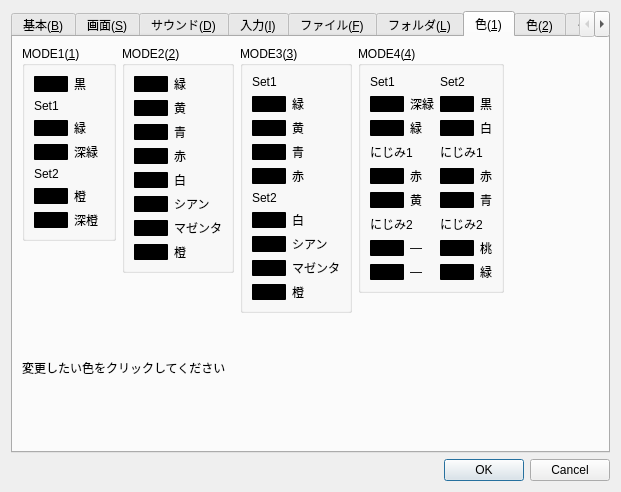
Old version of the form src/Qt/configdialog.ui in the repository eighttails/PC6001VX.
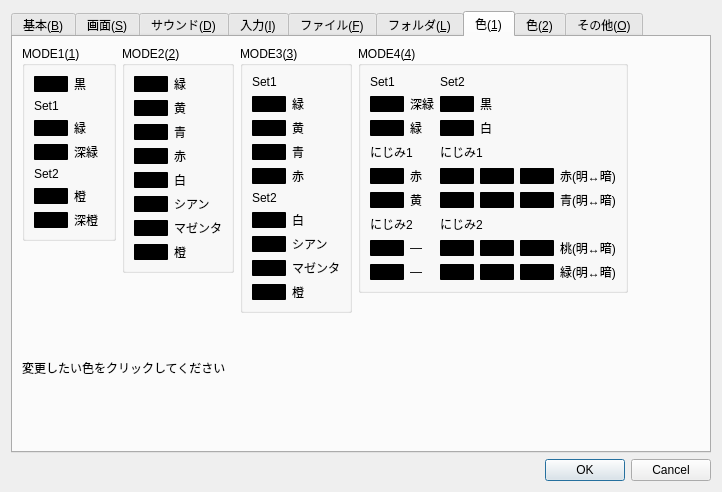
New version of the form. The open tabs and pages were chosen to show the change. Custom widgets are drawn as their Qt base class.

Commit message: 色にじみ設定UIを追加

Patch:
```diff
--- a/src/Qt/configdialog.ui
+++ b/src/Qt/configdialog.ui
@@ -6,7 +6,7 @@
    <rect>
     <x>0</x>
     <y>0</y>
-    <width>621</width>
+    <width>722</width>
     <height>492</height>
    </rect>
   </property>
@@ -1867,13 +1867,6 @@
                 </property>
                </widget>
               </item>
-              <item row="0" column="2" colspan="2">
-               <widget class="QLabel" name="label_63">
-                <property name="text">
-                 <string>Set2</string>
-                </property>
-               </widget>
-              </item>
               <item row="1" column="0">
                <widget class="ColorButton" name="pushButtonColor37">
                 <property name="sizePolicy">
@@ -1920,52 +1913,6 @@
                 </property>
                </widget>
               </item>
-              <item row="1" column="2">
-               <widget class="ColorButton" name="pushButtonColor39">
-                <property name="sizePolicy">
-                 <sizepolicy hsizetype="Fixed" vsizetype="Fixed">
-                  <horstretch>0</horstretch>
-                  <verstretch>0</verstretch>
-                 </sizepolicy>
-                </property>
-                <property name="styleSheet">
-                 <string notr="true">background-color: rgb(0,0,0);
-border-style:solid;
-border-color: rgb(0, 0, 0);
-border-width: 1px;
-border-radius: 1;</string>
-                </property>
-                <property name="text">
-                 <string/>
-                </property>
-                <property name="flat">
-                 <bool>true</bool>
-                </property>
-               </widget>
-              </item>
-              <item row="2" column="2">
-               <widget class="ColorButton" name="pushButtonColor40">
-                <property name="sizePolicy">
-                 <sizepolicy hsizetype="Fixed" vsizetype="Fixed">
-                  <horstretch>0</horstretch>
-                  <verstretch>0</verstretch>
-                 </sizepolicy>
-                </property>
-                <property name="styleSheet">
-                 <string notr="true">background-color: rgb(0,0,0);
-border-style:solid;
-border-color: rgb(0, 0, 0);
-border-width: 1px;
-border-radius: 1;</string>
-                </property>
-                <property name="text">
-                 <string/>
-                </property>
-                <property name="flat">
-                 <bool>true</bool>
-                </property>
-               </widget>
-              </item>
               <item row="1" column="1">
                <widget class="QLabel" name="label_64">
                 <property name="text">
@@ -1980,20 +1927,6 @@
                 </property>
                </widget>
               </item>
-              <item row="1" column="3">
-               <widget class="QLabel" name="label_66">
-                <property name="text">
-                 <string>黒</string>
-                </property>
-               </widget>
-              </item>
-              <item row="2" column="3">
-               <widget class="QLabel" name="label_67">
-                <property name="text">
-                 <string>白</string>
-                </property>
-               </widget>
-              </item>
               <item row="3" column="0" colspan="2">
                <widget class="QLabel" name="label_68">
                 <property name="text">
@@ -2001,14 +1934,7 @@
                 </property>
                </widget>
               </item>
-              <item row="3" column="2" colspan="2">
-               <widget class="QLabel" name="label_69">
-                <property name="text">
-                 <string>にじみ1</string>
-                </property>
-               </widget>
-              </item>
-              <item row="4" column="0">
+              <item row="5" column="0">
                <widget class="ColorButton" name="pushButtonColor41">
                 <property name="sizePolicy">
                  <sizepolicy hsizetype="Fixed" vsizetype="Fixed">
@@ -2031,7 +1957,7 @@
                 </property>
                </widget>
               </item>
-              <item row="5" column="0">
+              <item row="6" column="0">
                <widget class="ColorButton" name="pushButtonColor42">
                 <property name="sizePolicy">
                  <sizepolicy hsizetype="Fixed" vsizetype="Fixed">
@@ -2054,30 +1980,7 @@
                 </property>
                </widget>
               </item>
-              <item row="4" column="2">
-               <widget class="ColorButton" name="pushButtonColor45">
-                <property name="sizePolicy">
-                 <sizepolicy hsizetype="Fixed" vsizetype="Fixed">
-                  <horstretch>0</horstretch>
-                  <verstretch>0</verstretch>
-                 </sizepolicy>
-                </property>
-                <property name="styleSheet">
-                 <string notr="true">background-color: rgb(0,0,0);
-border-style:solid;
-border-color: rgb(0, 0, 0);
-border-width: 1px;
-border-radius: 1;</string>
-                </property>
-                <property name="text">
-                 <string/>
-                </property>
-                <property name="flat">
-                 <bool>true</bool>
-                </property>
-               </widget>
-              </item>
-              <item row="5" column="2">
+              <item row="6" column="4">
                <widget class="ColorButton" name="pushButtonColor46">
                 <property name="sizePolicy">
                  <sizepolicy hsizetype="Fixed" vsizetype="Fixed">
@@ -2100,7 +2003,7 @@
                 </property>
                </widget>
               </item>
-              <item row="11" column="0">
+              <item row="12" column="0">
                <widget class="ColorButton" name="pushButtonColor44">
                 <property name="sizePolicy">
                  <sizepolicy hsizetype="Fixed" vsizetype="Fixed">
@@ -2123,7 +2026,7 @@
                 </property>
                </widget>
               </item>
-              <item row="8" column="0">
+              <item row="9" column="0">
                <widget class="ColorButton" name="pushButtonColor43">
                 <property name="sizePolicy">
                  <sizepolicy hsizetype="Fixed" vsizetype="Fixed">
@@ -2146,21 +2049,14 @@
                 </property>
                </widget>
               </item>
-              <item row="6" column="0" colspan="2">
+              <item row="7" column="0" colspan="2">
                <widget class="QLabel" name="label_71">
                 <property name="text">
                  <string>にじみ2</string>
                 </property>
                </widget>
               </item>
-              <item row="6" column="2" colspan="2">
-               <widget class="QLabel" name="label_70">
-                <property name="text">
-                 <string>にじみ2</string>
-                </property>
-               </widget>
-              </item>
-              <item row="8" column="2">
+              <item row="9" column="4">
                <widget class="ColorButton" name="pushButtonColor47">
                 <property name="sizePolicy">
                  <sizepolicy hsizetype="Fixed" vsizetype="Fixed">
@@ -2183,7 +2079,7 @@
                 </property>
                </widget>
               </item>
-              <item row="11" column="2">
+              <item row="12" column="4">
                <widget class="ColorButton" name="pushButtonColor48">
                 <property name="sizePolicy">
                  <sizepolicy hsizetype="Fixed" vsizetype="Fixed">
@@ -2206,62 +2102,350 @@
                 </property>
                </widget>
               </item>
-              <item row="4" column="1">
+              <item row="5" column="1">
                <widget class="QLabel" name="label_72">
                 <property name="text">
                  <string>赤</string>
                 </property>
                </widget>
               </item>
-              <item row="5" column="1">
+              <item row="6" column="1">
                <widget class="QLabel" name="label_73">
                 <property name="text">
                  <string>黄</string>
                 </property>
                </widget>
               </item>
-              <item row="4" column="3">
+              <item row="5" column="6">
                <widget class="QLabel" name="label_74">
                 <property name="text">
-                 <string>赤</string>
+                 <string>赤(明↔暗)</string>
                 </property>
                </widget>
               </item>
-              <item row="5" column="3">
+              <item row="6" column="6">
                <widget class="QLabel" name="label_75">
                 <property name="text">
-                 <string>青</string>
+                 <string>青(明↔暗)</string>
                 </property>
                </widget>
               </item>
-              <item row="11" column="3">
+              <item row="12" column="6">
                <widget class="QLabel" name="label_76">
                 <property name="text">
-                 <string>緑</string>
+                 <string>緑(明↔暗)</string>
                 </property>
                </widget>
               </item>
-              <item row="8" column="3">
+              <item row="9" column="6">
                <widget class="QLabel" name="label_77">
                 <property name="text">
-                 <string>桃</string>
+                 <string>桃(明↔暗)</string>
                 </property>
                </widget>
               </item>
-              <item row="8" column="1">
+              <item row="9" column="1">
                <widget class="QLabel" name="label_78">
                 <property name="text">
                  <string>―</string>
                 </property>
                </widget>
               </item>
-              <item row="11" column="1">
+              <item row="12" column="1">
                <widget class="QLabel" name="label_79">
                 <property name="text">
                  <string>―</string>
                 </property>
                </widget>
               </item>
+              <item row="5" column="5">
+               <widget class="ColorButton" name="pushButtonColor66">
+                <property name="sizePolicy">
+                 <sizepolicy hsizetype="Fixed" vsizetype="Fixed">
+                  <horstretch>0</horstretch>
+                  <verstretch>0</verstretch>
+                 </sizepolicy>
+                </property>
+                <property name="styleSheet">
+                 <string notr="true">background-color: rgb(0,0,0);
+border-style:solid;
+border-color: rgb(0, 0, 0);
+border-width: 1px;
+border-radius: 1;</string>
+                </property>
+                <property name="text">
+                 <string/>
+                </property>
+                <property name="flat">
+                 <bool>true</bool>
+                </property>
+               </widget>
+              </item>
+              <item row="5" column="3">
+               <widget class="ColorButton" name="pushButtonColor65">
+                <property name="sizePolicy">
+                 <sizepolicy hsizetype="Fixed" vsizetype="Fixed">
+                  <horstretch>0</horstretch>
+                  <verstretch>0</verstretch>
+                 </sizepolicy>
+                </property>
+                <property name="styleSheet">
+                 <string notr="true">background-color: rgb(0,0,0);
+border-style:solid;
+border-color: rgb(0, 0, 0);
+border-width: 1px;
+border-radius: 1;</string>
+                </property>
+                <property name="text">
+                 <string/>
+                </property>
+                <property name="flat">
+                 <bool>true</bool>
+                </property>
+               </widget>
+              </item>
+              <item row="5" column="4">
+               <widget class="ColorButton" name="pushButtonColor45">
+                <property name="sizePolicy">
+                 <sizepolicy hsizetype="Fixed" vsizetype="Fixed">
+                  <horstretch>0</horstretch>
+                  <verstretch>0</verstretch>
+                 </sizepolicy>
+                </property>
+                <property name="styleSheet">
+                 <string notr="true">background-color: rgb(0,0,0);
+border-style:solid;
+border-color: rgb(0, 0, 0);
+border-width: 1px;
+border-radius: 1;</string>
+                </property>
+                <property name="text">
+                 <string/>
+                </property>
+                <property name="flat">
+                 <bool>true</bool>
+                </property>
+               </widget>
+              </item>
+              <item row="9" column="5">
+               <widget class="ColorButton" name="pushButtonColor70">
+                <property name="sizePolicy">
+                 <sizepolicy hsizetype="Fixed" vsizetype="Fixed">
+                  <horstretch>0</horstretch>
+                  <verstretch>0</verstretch>
+                 </sizepolicy>
+                </property>
+                <property name="styleSheet">
+                 <string notr="true">background-color: rgb(0,0,0);
+border-style:solid;
+border-color: rgb(0, 0, 0);
+border-width: 1px;
+border-radius: 1;</string>
+                </property>
+                <property name="text">
+                 <string/>
+                </property>
+                <property name="flat">
+                 <bool>true</bool>
+                </property>
+               </widget>
+              </item>
+              <item row="6" column="5">
+               <widget class="ColorButton" name="pushButtonColor68">
+                <property name="sizePolicy">
+                 <sizepolicy hsizetype="Fixed" vsizetype="Fixed">
+                  <horstretch>0</horstretch>
+                  <verstretch>0</verstretch>
+                 </sizepolicy>
+                </property>
+                <property name="styleSheet">
+                 <string notr="true">background-color: rgb(0,0,0);
+border-style:solid;
+border-color: rgb(0, 0, 0);
+border-width: 1px;
+border-radius: 1;</string>
+                </property>
+                <property name="text">
+                 <string/>
+                </property>
+                <property name="flat">
+                 <bool>true</bool>
+                </property>
+               </widget>
+              </item>
+              <item row="12" column="5">
+               <widget class="ColorButton" name="pushButtonColor72">
+                <property name="sizePolicy">
+                 <sizepolicy hsizetype="Fixed" vsizetype="Fixed">
+                  <horstretch>0</horstretch>
+                  <verstretch>0</verstretch>
+                 </sizepolicy>
+                </property>
+                <property name="styleSheet">
+                 <string notr="true">background-color: rgb(0,0,0);
+border-style:solid;
+border-color: rgb(0, 0, 0);
+border-width: 1px;
+border-radius: 1;</string>
+                </property>
+                <property name="text">
+                 <string/>
+                </property>
+                <property name="flat">
+                 <bool>true</bool>
+                </property>
+               </widget>
+              </item>
+              <item row="6" column="3">
+               <widget class="ColorButton" name="pushButtonColor67">
+                <property name="sizePolicy">
+                 <sizepolicy hsizetype="Fixed" vsizetype="Fixed">
+                  <horstretch>0</horstretch>
+                  <verstretch>0</verstretch>
+                 </sizepolicy>
+                </property>
+                <property name="styleSheet">
+                 <string notr="true">background-color: rgb(0,0,0);
+border-style:solid;
+border-color: rgb(0, 0, 0);
+border-width: 1px;
+border-radius: 1;</string>
+                </property>
+                <property name="text">
+                 <string/>
+                </property>
+                <property name="flat">
+                 <bool>true</bool>
+                </property>
+               </widget>
+              </item>
+              <item row="9" column="3">
+               <widget class="ColorButton" name="pushButtonColor69">
+                <property name="sizePolicy">
+                 <sizepolicy hsizetype="Fixed" vsizetype="Fixed">
+                  <horstretch>0</horstretch>
+                  <verstretch>0</verstretch>
+                 </sizepolicy>
+                </property>
+                <property name="styleSheet">
+                 <string notr="true">background-color: rgb(0,0,0);
+border-style:solid;
+border-color: rgb(0, 0, 0);
+border-width: 1px;
+border-radius: 1;</string>
+                </property>
+                <property name="text">
+                 <string/>
+                </property>
+                <property name="flat">
+                 <bool>true</bool>
+                </property>
+               </widget>
+              </item>
+              <item row="12" column="3">
+               <widget class="ColorButton" name="pushButtonColor71">
+                <property name="sizePolicy">
+                 <sizepolicy hsizetype="Fixed" vsizetype="Fixed">
+                  <horstretch>0</horstretch>
+                  <verstretch>0</verstretch>
+                 </sizepolicy>
+                </property>
+                <property name="styleSheet">
+                 <string notr="true">background-color: rgb(0,0,0);
+border-style:solid;
+border-color: rgb(0, 0, 0);
+border-width: 1px;
+border-radius: 1;</string>
+                </property>
+                <property name="text">
+                 <string/>
+                </property>
+                <property name="flat">
+                 <bool>true</bool>
+                </property>
+               </widget>
+              </item>
+              <item row="3" column="3" colspan="3">
+               <widget class="QLabel" name="label_69">
+                <property name="text">
+                 <string>にじみ1</string>
+                </property>
+               </widget>
+              </item>
+              <item row="7" column="3" colspan="2">
+               <widget class="QLabel" name="label_70">
+                <property name="text">
+                 <string>にじみ2</string>
+                </property>
+               </widget>
+              </item>
+              <item row="2" column="3">
+               <widget class="ColorButton" name="pushButtonColor40">
+                <property name="sizePolicy">
+                 <sizepolicy hsizetype="Fixed" vsizetype="Fixed">
+                  <horstretch>0</horstretch>
+                  <verstretch>0</verstretch>
+                 </sizepolicy>
+                </property>
+                <property name="styleSheet">
+                 <string notr="true">background-color: rgb(0,0,0);
+border-style:solid;
+border-color: rgb(0, 0, 0);
+border-width: 1px;
+border-radius: 1;</string>
+                </property>
+                <property name="text">
+                 <string/>
+                </property>
+                <property name="flat">
+                 <bool>true</bool>
+                </property>
+               </widget>
+              </item>
+              <item row="1" column="3">
+               <widget class="ColorButton" name="pushButtonColor39">
+                <property name="sizePolicy">
+                 <sizepolicy hsizetype="Fixed" vsizetype="Fixed">
+                  <horstretch>0</horstretch>
+                  <verstretch>0</verstretch>
+                 </sizepolicy>
+                </property>
+                <property name="styleSheet">
+                 <string notr="true">background-color: rgb(0,0,0);
+border-style:solid;
+border-color: rgb(0, 0, 0);
+border-width: 1px;
+border-radius: 1;</string>
+                </property>
+                <property name="text">
+                 <string/>
+                </property>
+                <property name="flat">
+                 <bool>true</bool>
+                </property>
+               </widget>
+              </item>
+              <item row="1" column="4">
+               <widget class="QLabel" name="label_66">
+                <property name="text">
+                 <string>黒</string>
+                </property>
+               </widget>
+              </item>
+              <item row="2" column="4">
+               <widget class="QLabel" name="label_67">
+                <property name="text">
+                 <string>白</string>
+                </property>
+               </widget>
+              </item>
+              <item row="0" column="3" colspan="2">
+               <widget class="QLabel" name="label_63">
+                <property name="text">
+                 <string>Set2</string>
+                </property>
+               </widget>
+              </item>
              </layout>
             </widget>
            </item>
```
Left out of the diff: 3 changed lines with no effect on the pictures. The commit also changes 2 other files.
